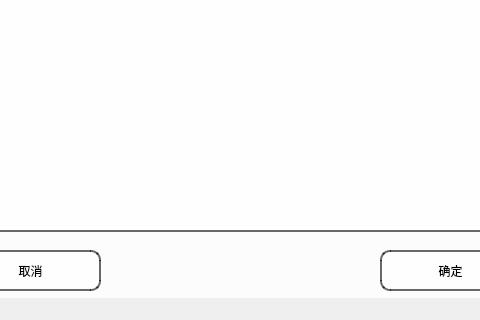
The window that in_optroomtype.ui (PengXinYu200133/QT-) describes before a commit, drawn with Qt 5; both pictures show x 160 to 640 and y 160 to 480 of the 800 by 480 pixel window.
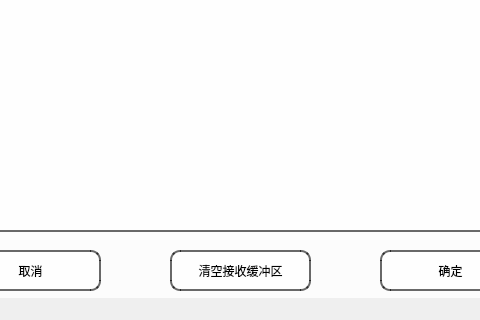
The same window after the commit.

```diff
--- a/in_optroomtype.ui
+++ b/in_optroomtype.ui
@@ -104,6 +104,24 @@
     <property name="frameShadow">
      <enum>QFrame::Raised</enum>
     </property>
+    <widget class="QPushButton" name="pushButton_3">
+     <property name="geometry">
+      <rect>
+       <x>330</x>
+       <y>410</y>
+       <width>141</width>
+       <height>41</height>
+      </rect>
+     </property>
+     <property name="styleSheet">
+      <string notr="true">border: 2px solid rgba(0, 0, 0, 150); /* 黑色边框，150为不透明度 */
+    background-color: rgba(255, 255, 255, 200); /* 白色背景，200为不透明度 */
+    border-radius: 10px; /* 圆角边框 */</string>
+     </property>
+     <property name="text">
+      <string>清空接收缓冲区</string>
+     </property>
+    </widget>
    </widget>
    <zorder>frame</zorder>
    <zorder>label</zorder>
```
